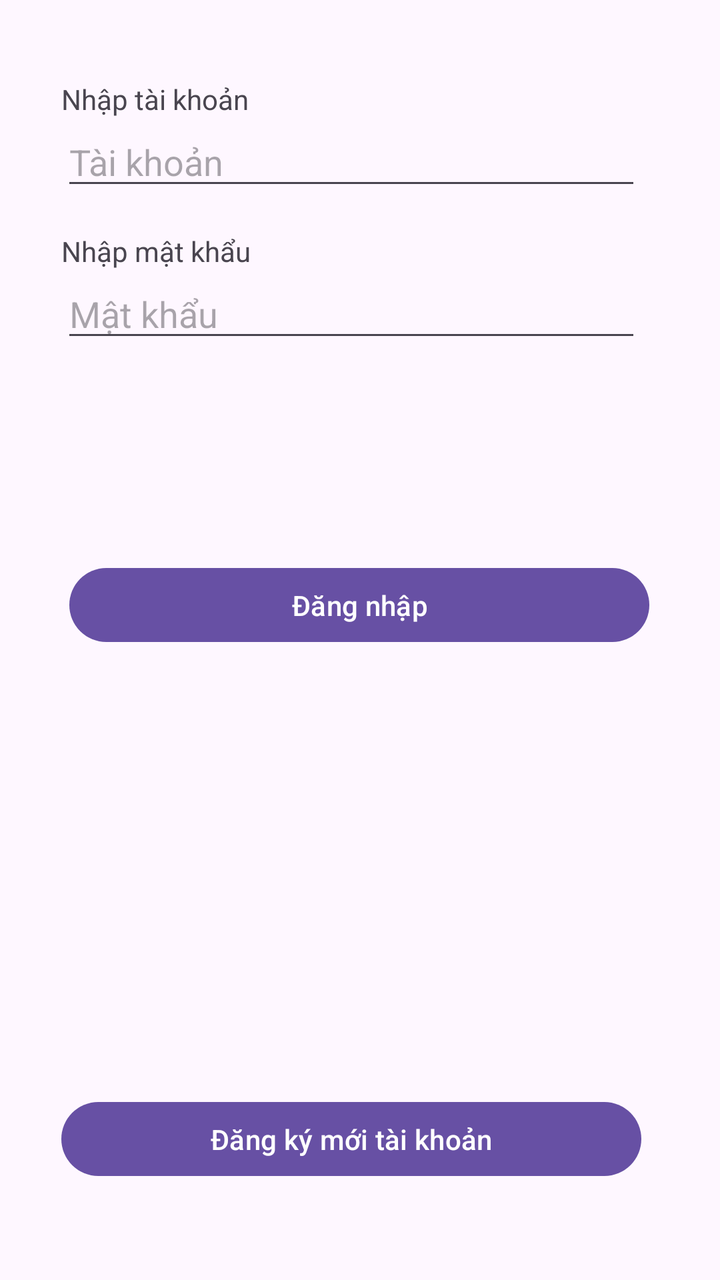
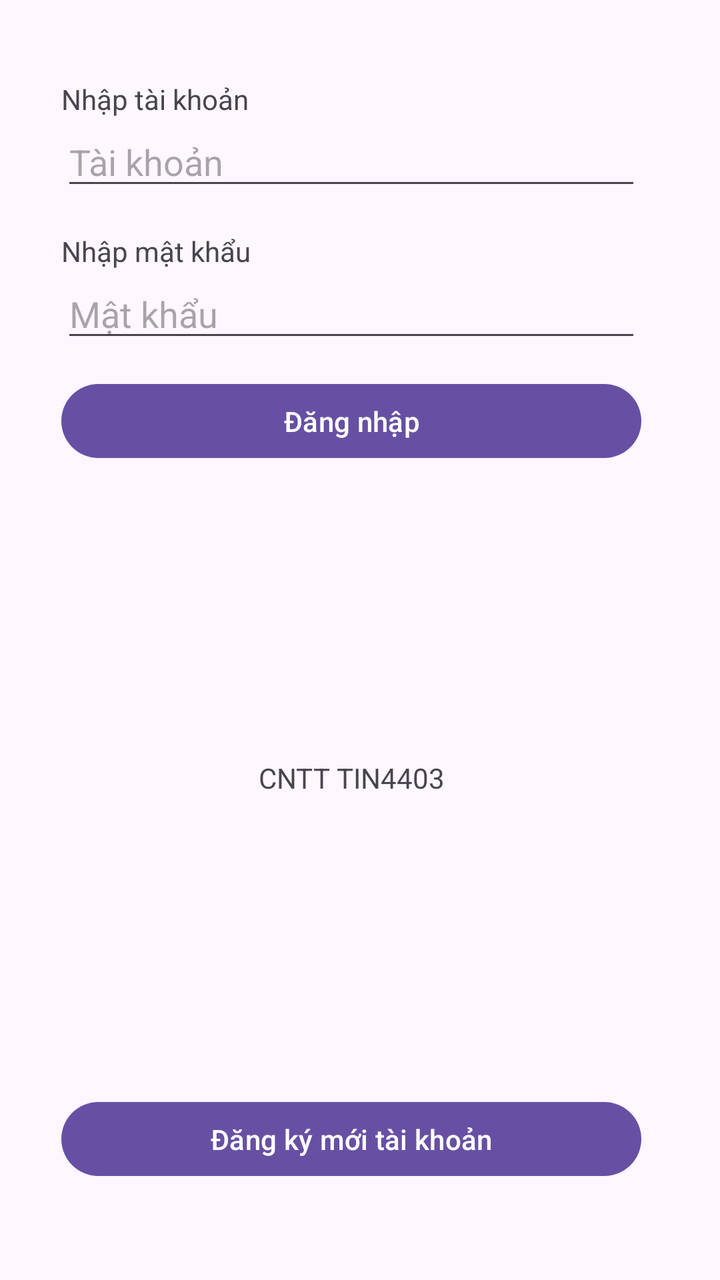

The first picture is an Android layout as it rendered before a commit; the second is the same layout after the commit. The layout source and the unified diff follow.
<!-- AndroidManifest.xml: application theme Theme.Project_1 -->
<!-- res/layout/activity_main.xml -->
<?xml version="1.0" encoding="utf-8"?>
<androidx.constraintlayout.widget.ConstraintLayout xmlns:android="http://schemas.android.com/apk/res/android"
    xmlns:app="http://schemas.android.com/apk/res-auto"
    xmlns:tools="http://schemas.android.com/tools"
    android:id="@+id/main"
    android:layout_width="match_parent"
    android:layout_height="match_parent"
    tools:context=".MainActivity">

    <EditText
        android:id="@+id/edtPassword"
        android:layout_width="290dp"
        android:layout_height="40dp"
        android:ems="10"
        android:hint="Mật khẩu"
        android:inputType="textPassword"
        app:layout_constraintEnd_toEndOf="parent"
        app:layout_constraintHorizontal_bias="0.438"
        app:layout_constraintStart_toStartOf="parent"
        app:layout_constraintTop_toBottomOf="@+id/textView2" />

    <TextView
        android:id="@+id/textView"
        android:layout_width="100dp"
        android:layout_height="20dp"
        android:layout_marginTop="40dp"
        android:text="Nhập tài khoản"
        app:layout_constraintStart_toStartOf="@+id/edtUsername"
        app:layout_constraintTop_toTopOf="parent" />

    <EditText
        android:id="@+id/edtUsername"
        android:layout_width="290dp"
        android:layout_height="40dp"
        android:ems="10"
        android:hint="Tài khoản"
        android:inputType="text"
        app:layout_constraintEnd_toEndOf="parent"
        app:layout_constraintHorizontal_bias="0.438"
        app:layout_constraintStart_toStartOf="parent"
        app:layout_constraintTop_toBottomOf="@+id/textView" />

    <TextView
        android:id="@+id/textView2"
        android:layout_width="100dp"
        android:layout_height="20dp"
        android:layout_marginTop="16dp"
        android:text="Nhập mật khẩu"
        app:layout_constraintEnd_toEndOf="parent"
        app:layout_constraintHorizontal_bias="0.0"
        app:layout_constraintStart_toStartOf="@+id/edtPassword"
        app:layout_constraintTop_toBottomOf="@+id/edtUsername" />

    <Button
        android:id="@+id/btnLogin"
        android:layout_width="290dp"
        android:layout_height="45dp"
        android:layout_marginTop="104dp"
        android:text="Đăng nhập"
        app:layout_constraintEnd_toEndOf="parent"
        app:layout_constraintHorizontal_bias="0.495"
        app:layout_constraintStart_toStartOf="parent"
        app:layout_constraintTop_toBottomOf="@+id/edtPassword" />

    <Button
        android:id="@+id/btnRegister"
        android:layout_width="290dp"
        android:layout_height="45dp"
        android:layout_marginBottom="48dp"
        android:text="Đăng ký mới tài khoản"
        app:layout_constraintBottom_toBottomOf="parent"
        app:layout_constraintEnd_toEndOf="parent"
        app:layout_constraintHorizontal_bias="0.438"
        app:layout_constraintStart_toStartOf="parent" />

</androidx.constraintlayout.widget.ConstraintLayout>
<!-- resources referenced by this layout -->
<resources>
  <style name="Theme.Project_1" parent="Base.Theme.Project_1" />
  <style name="Base.Theme.Project_1" parent="Theme.Material3.DayNight.NoActionBar">
          
          
      </style>
</resources>

<!-- the commit's change to res/layout/activity_main.xml (unified diff, before → after) -->
@@ -55,10 +55,10 @@
         android:id="@+id/btnLogin"
         android:layout_width="290dp"
         android:layout_height="45dp"
-        android:layout_marginTop="104dp"
+        android:layout_marginTop="12dp"
         android:text="Đăng nhập"
         app:layout_constraintEnd_toEndOf="parent"
-        app:layout_constraintHorizontal_bias="0.495"
+        app:layout_constraintHorizontal_bias="0.438"
         app:layout_constraintStart_toStartOf="parent"
         app:layout_constraintTop_toBottomOf="@+id/edtPassword" />
 
@@ -73,4 +73,16 @@
         app:layout_constraintHorizontal_bias="0.438"
         app:layout_constraintStart_toStartOf="parent" />
 
+    <TextView
+        android:id="@+id/textView3"
+        android:layout_width="290dp"
+        android:layout_height="20dp"
+        android:gravity="center_horizontal|center_vertical"
+        android:text="CNTT TIN4403"
+        app:layout_constraintBottom_toTopOf="@+id/btnRegister"
+        app:layout_constraintEnd_toEndOf="parent"
+        app:layout_constraintHorizontal_bias="0.438"
+        app:layout_constraintStart_toStartOf="parent"
+        app:layout_constraintTop_toBottomOf="@+id/btnLogin"
+        app:layout_constraintVertical_bias="0.497" />
 </androidx.constraintlayout.widget.ConstraintLayout>
